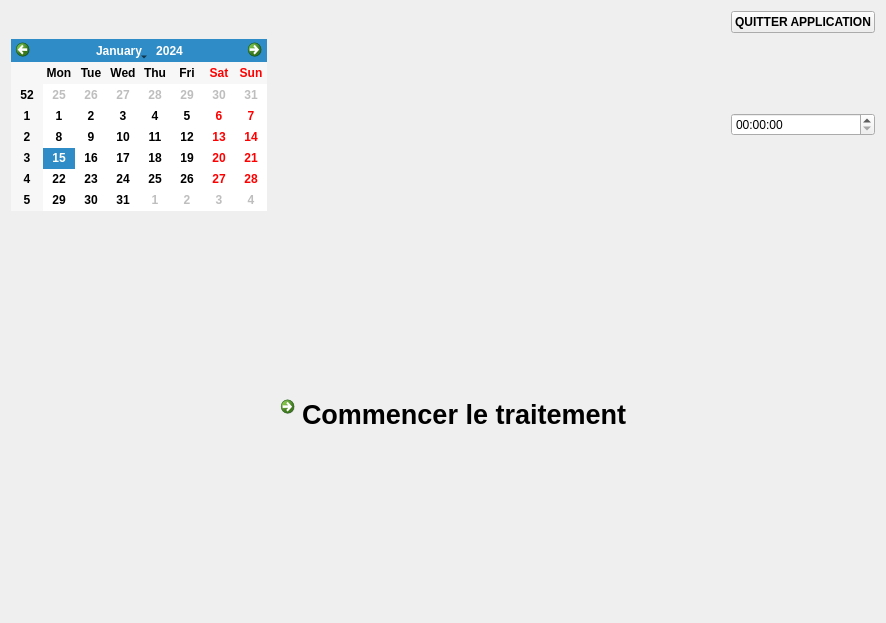
First picture: the form in Qt/accueil.ui, repository lucasvolaine/ProjetFA2_SMARTIES_TOOLS, before the edit.
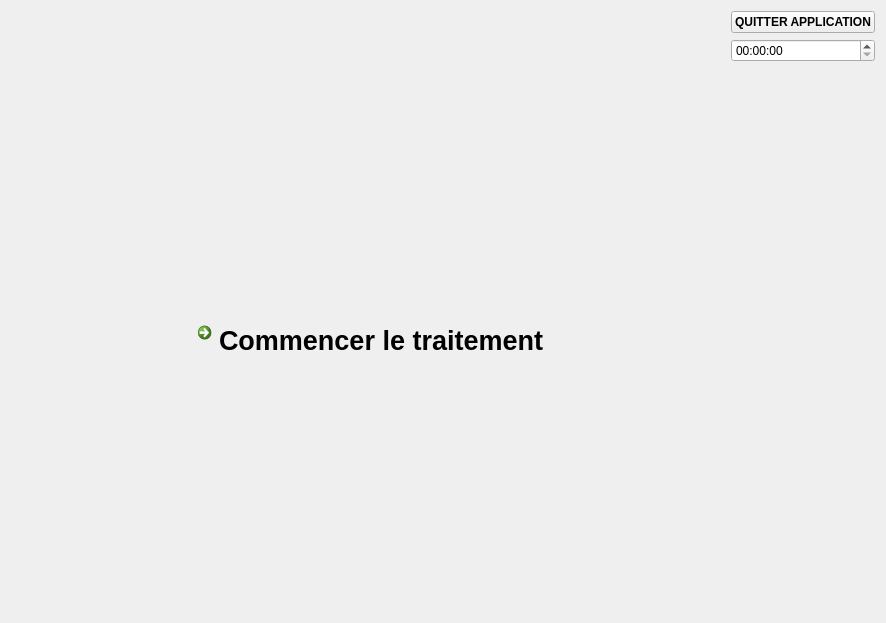
Second picture: the form after the edit.

What changed in the file:
```diff
--- a/Qt/accueil.ui
+++ b/Qt/accueil.ui
@@ -53,16 +53,6 @@
      </property>
     </spacer>
    </item>
-   <item row="1" column="0">
-    <widget class="QCalendarWidget" name="calendarWidget">
-     <property name="font">
-      <font>
-       <weight>75</weight>
-       <bold>true</bold>
-      </font>
-     </property>
-    </widget>
-   </item>
    <item row="4" column="1">
     <widget class="QCommandLinkButton" name="link_commencer">
      <property name="font">
```
